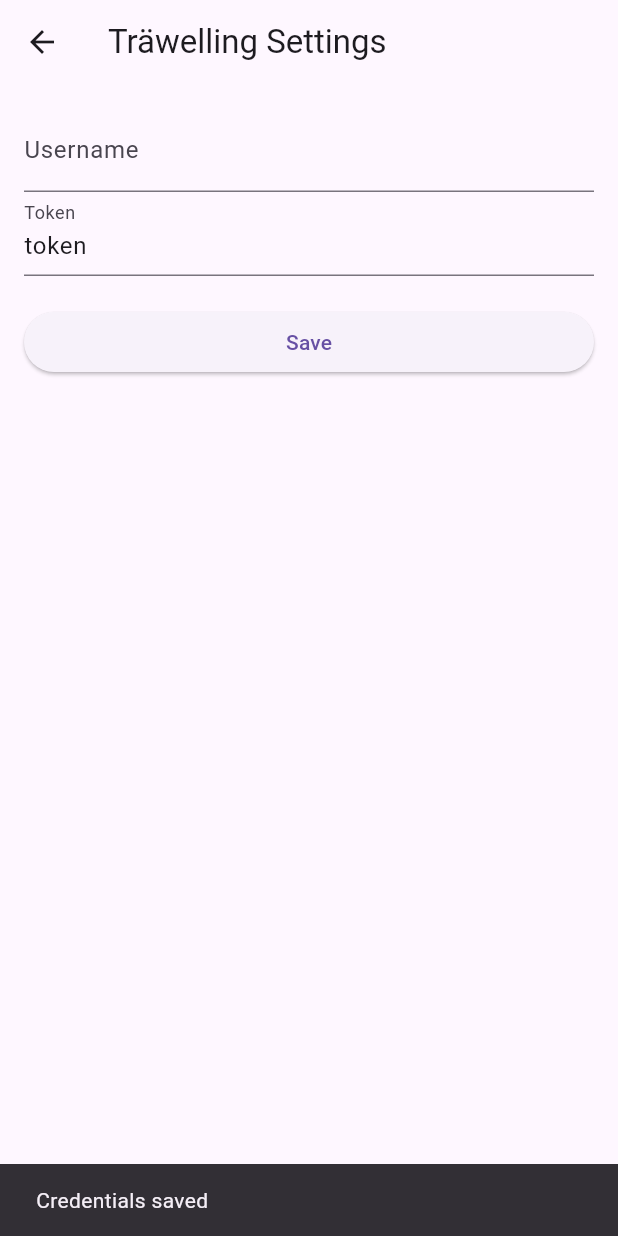
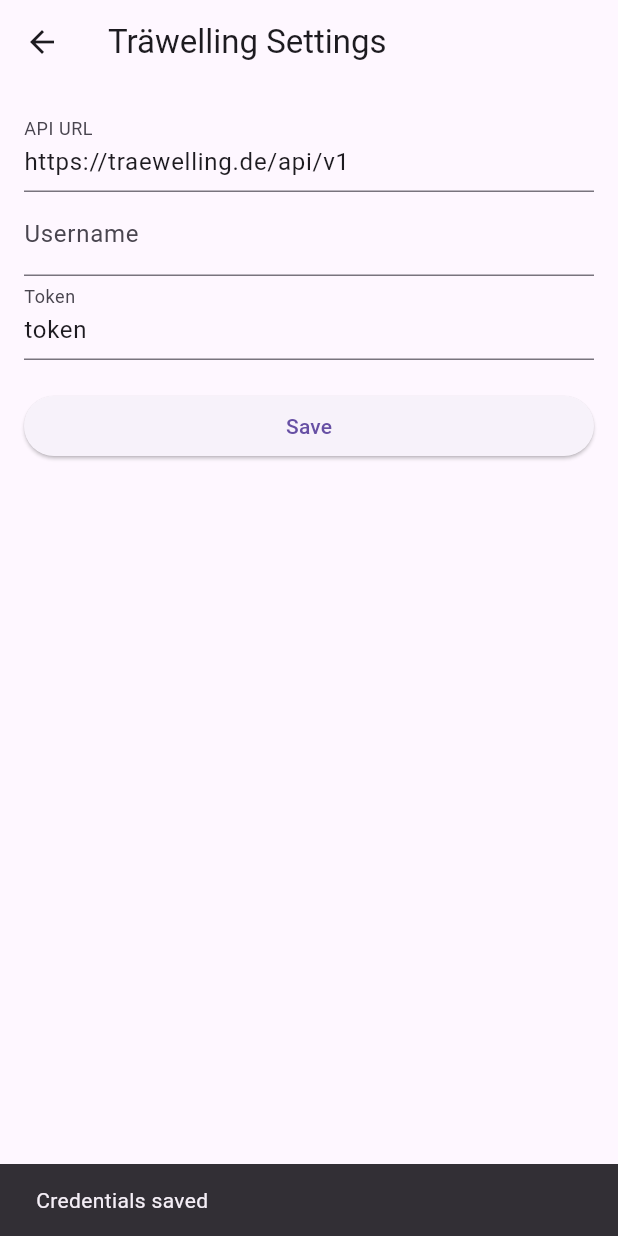
Before and after one commit to meyskens/fahrplan, a Flutter app: the TraewellingSettingsPage screen opened directly, after a tap on "Save", on a phone screen of 412 x 824 dp. Run offline on Flutter 3.47's test engine with Material 3 defaults, Android fonts, the phone set to English and light mode, and no system bars; our stand-ins replace flutter_blue_plus, flutter_local_notifications, hive, hive_flutter, permission_handler, shared_preferences; missing offline and left inert: android_package_manager, dart_openai, device_calendar, duration_picker, flutter_background_service, fuzzywuzzy and 2 more; accounts and stored records are empty.

Commit message:
Allow to set custom API URL for traewelling

```diff
--- a/lib/models/fahrplan/widgets/traewelling.dart
+++ b/lib/models/fahrplan/widgets/traewelling.dart
@@ -18,6 +18,7 @@
 class TraewellingWidget implements FahrplanWidget {
   String? username;
   String? token;
+  String? apiURL;
 
   @override
   int getPriority() {
@@ -28,19 +29,23 @@
     final SharedPreferences prefs = await SharedPreferences.getInstance();
     username = prefs.getString('traewelling_username');
     token = prefs.getString('traewelling_token');
+    apiURL = prefs.getString('traewelling_apiURL') ??
+        'https://traewelling.de/api/v1';
   }
 
-  Future<void> saveCredentials(String username, String token) async {
+  Future<void> saveCredentials(
+      String username, String token, String apiURL) async {
     final SharedPreferences prefs = await SharedPreferences.getInstance();
     await prefs.setString('traewelling_username', username);
     await prefs.setString('traewelling_token', token);
+    await prefs.setString('traewelling_apiURL', apiURL);
 
     await loadCredentials();
   }
 
   Future<_TraewellingResponse> _getTrips() async {
     final response = await http.get(
-      Uri.parse('https://traewelling.de/api/v1/user/$username/statuses'),
+      Uri.parse('$apiURL/user/$username/statuses'),
       headers: <String, String>{
         'Authorization': 'Bearer $token',
       },
@@ -55,7 +60,7 @@
 
   Future<_TraewellingStationResponse> _getStationTable(String id) async {
     final response = await http.get(
-      Uri.parse('https://traewelling.de/api/v1/station/$id/departures'),
+      Uri.parse('$apiURL/station/$id/departures'),
       headers: <String, String>{
         'Authorization': 'Bearer $token',
       },
--- a/lib/screens/settings/traewelling_screen.dart
+++ b/lib/screens/settings/traewelling_screen.dart
@@ -11,6 +11,7 @@
 class TraewellingSettingsPageState extends State<TraewellingSettingsPage> {
   final _usernameController = TextEditingController();
   final _tokenController = TextEditingController();
+  final _apiUrlController = TextEditingController();
   final TraewellingWidget _traewellingWidget = TraewellingWidget();
 
   @override
@@ -24,13 +25,15 @@
     setState(() {
       _usernameController.text = _traewellingWidget.username ?? '';
       _tokenController.text = _traewellingWidget.token ?? '';
+      _apiUrlController.text = _traewellingWidget.apiURL ?? '';
     });
   }
 
   Future<void> _saveCredentials() async {
-    String username = _usernameController.text;
-    String token = _tokenController.text;
-    await _traewellingWidget.saveCredentials(username, token);
+    final username = _usernameController.text;
+    final token = _tokenController.text;
+    final apiURL = _apiUrlController.text;
+    await _traewellingWidget.saveCredentials(username, token, apiURL);
     if (mounted) {
       ScaffoldMessenger.of(context)
           .showSnackBar(SnackBar(content: Text('Credentials saved')));
@@ -47,6 +50,10 @@
         padding: const EdgeInsets.all(16.0),
         child: ListView(
           children: [
+            TextField(
+              controller: _apiUrlController,
+              decoration: InputDecoration(labelText: 'API URL'),
+            ),
             TextField(
               controller: _usernameController,
               decoration: InputDecoration(labelText: 'Username'),
```
